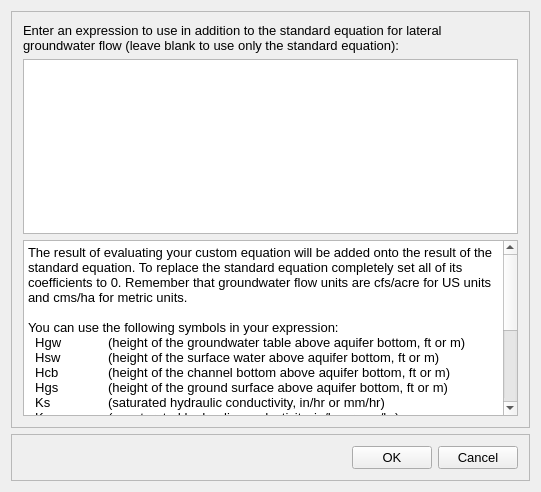
First picture: the form in src/ui/SWMM/frmGroundwaterEquationDesigner.ui, repository USEPA/SWMM-EPANET_User_Interface, before the edit.
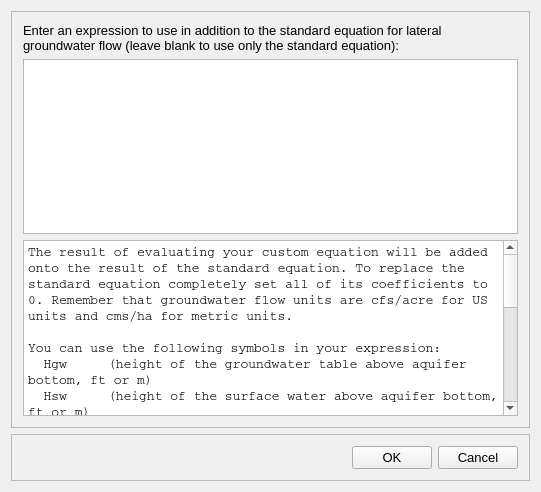
Second picture: the form after the edit.

Commit message: connecting SWMM groundwater editor

Patch:
```diff
--- a/src/ui/SWMM/frmGroundwaterEquationDesigner.ui
+++ b/src/ui/SWMM/frmGroundwaterEquationDesigner.ui
@@ -44,6 +44,11 @@
        </item>
        <item>
         <widget class="QTextEdit" name="textEdit">
+         <property name="font">
+          <font>
+           <family>Courier</family>
+          </font>
+         </property>
          <property name="readOnly">
           <bool>true</bool>
          </property>
@@ -51,25 +56,25 @@
           <string>&lt;!DOCTYPE HTML PUBLIC &quot;-//W3C//DTD HTML 4.0//EN&quot; &quot;http://www.w3.org/TR/REC-html40/strict.dtd&quot;&gt;
 &lt;html&gt;&lt;head&gt;&lt;meta name=&quot;qrichtext&quot; content=&quot;1&quot; /&gt;&lt;style type=&quot;text/css&quot;&gt;
 p, li { white-space: pre-wrap; }
-&lt;/style&gt;&lt;/head&gt;&lt;body style=&quot; font-family:'MS Shell Dlg 2'; font-size:10pt; font-weight:400; font-style:normal;&quot;&gt;
-&lt;p style=&quot; margin-top:0px; margin-bottom:0px; margin-left:0px; margin-right:0px; -qt-block-indent:0; text-indent:0px;&quot;&gt;The result of evaluating your custom equation will be added onto the result of the standard equation. To replace the standard equation completely set all of its coefficients to 0. Remember that groundwater flow units are cfs/acre for US units and cms/ha for metric units.&lt;/p&gt;
-&lt;p style=&quot;-qt-paragraph-type:empty; margin-top:0px; margin-bottom:0px; margin-left:0px; margin-right:0px; -qt-block-indent:0; text-indent:0px;&quot;&gt;&lt;br /&gt;&lt;/p&gt;
-&lt;p style=&quot; margin-top:0px; margin-bottom:0px; margin-left:0px; margin-right:0px; -qt-block-indent:0; text-indent:0px;&quot;&gt;You can use the following symbols in your expression:&lt;/p&gt;
-&lt;p style=&quot; margin-top:0px; margin-bottom:0px; margin-left:0px; margin-right:0px; -qt-block-indent:0; text-indent:0px;&quot;&gt;  Hgw	(height of the groundwater table above aquifer bottom, ft or m)&lt;/p&gt;
-&lt;p style=&quot; margin-top:0px; margin-bottom:0px; margin-left:0px; margin-right:0px; -qt-block-indent:0; text-indent:0px;&quot;&gt;  Hsw	(height of the surface water above aquifer bottom, ft or m)&lt;/p&gt;
-&lt;p style=&quot; margin-top:0px; margin-bottom:0px; margin-left:0px; margin-right:0px; -qt-block-indent:0; text-indent:0px;&quot;&gt;  Hcb	(height of the channel bottom above aquifer bottom, ft or m)&lt;/p&gt;
-&lt;p style=&quot; margin-top:0px; margin-bottom:0px; margin-left:0px; margin-right:0px; -qt-block-indent:0; text-indent:0px;&quot;&gt;  Hgs	(height of the ground surface above aquifer bottom, ft or m)&lt;/p&gt;
-&lt;p style=&quot; margin-top:0px; margin-bottom:0px; margin-left:0px; margin-right:0px; -qt-block-indent:0; text-indent:0px;&quot;&gt;  Ks	(saturated hydraulic conductivity, in/hr or mm/hr)&lt;/p&gt;
-&lt;p style=&quot; margin-top:0px; margin-bottom:0px; margin-left:0px; margin-right:0px; -qt-block-indent:0; text-indent:0px;&quot;&gt;  K	(unsaturated hydraulic conductivity, in/hr or mm/hr)&lt;/p&gt;
-&lt;p style=&quot; margin-top:0px; margin-bottom:0px; margin-left:0px; margin-right:0px; -qt-block-indent:0; text-indent:0px;&quot;&gt;  Theta	(moisture content of unsaturated upper zone, fraction)&lt;/p&gt;
-&lt;p style=&quot; margin-top:0px; margin-bottom:0px; margin-left:0px; margin-right:0px; -qt-block-indent:0; text-indent:0px;&quot;&gt;  Phi	(soil porosity, fraction)&lt;/p&gt;
-&lt;p style=&quot; margin-top:0px; margin-bottom:0px; margin-left:0px; margin-right:0px; -qt-block-indent:0; text-indent:0px;&quot;&gt;  Fi	(surface infiltration rate, in/hr or mm/hr)&lt;/p&gt;
-&lt;p style=&quot; margin-top:0px; margin-bottom:0px; margin-left:0px; margin-right:0px; -qt-block-indent:0; text-indent:0px;&quot;&gt;  Fu	(upper soil zone percolation rate, in/hr or mm/hr)&lt;/p&gt;
-&lt;p style=&quot; margin-top:0px; margin-bottom:0px; margin-left:0px; margin-right:0px; -qt-block-indent:0; text-indent:0px;&quot;&gt;  A	(subcatchment area, ac or ha)&lt;/p&gt;
-&lt;p style=&quot;-qt-paragraph-type:empty; margin-top:0px; margin-bottom:0px; margin-left:0px; margin-right:0px; -qt-block-indent:0; text-indent:0px;&quot;&gt;&lt;br /&gt;&lt;/p&gt;
-&lt;p style=&quot; margin-top:0px; margin-bottom:0px; margin-left:0px; margin-right:0px; -qt-block-indent:0; text-indent:0px;&quot;&gt;Use the STEP function to have flow only when the groundwater level is above a certain threshold. For example, the expression:&lt;/p&gt;
-&lt;p style=&quot; margin-top:0px; margin-bottom:0px; margin-left:0px; margin-right:0px; -qt-block-indent:0; text-indent:0px;&quot;&gt;    0.001 * (Hgw - 5) * STEP(Hgw - 5)&lt;/p&gt;
-&lt;p style=&quot; margin-top:0px; margin-bottom:0px; margin-left:0px; margin-right:0px; -qt-block-indent:0; text-indent:0px;&quot;&gt;would generate flow only when Hgw was above 5.&lt;/p&gt;&lt;/body&gt;&lt;/html&gt;</string>
+&lt;/style&gt;&lt;/head&gt;&lt;body style=&quot; font-family:'Courier'; font-size:10pt; font-weight:400; font-style:normal;&quot;&gt;
+&lt;p style=&quot; margin-top:0px; margin-bottom:0px; margin-left:0px; margin-right:0px; -qt-block-indent:0; text-indent:0px;&quot;&gt;&lt;span style=&quot; font-family:'MS Shell Dlg 2';&quot;&gt;The result of evaluating your custom equation will be added onto the result of the standard equation. To replace the standard equation completely set all of its coefficients to 0. Remember that groundwater flow units are cfs/acre for US units and cms/ha for metric units.&lt;/span&gt;&lt;/p&gt;
+&lt;p style=&quot;-qt-paragraph-type:empty; margin-top:0px; margin-bottom:0px; margin-left:0px; margin-right:0px; -qt-block-indent:0; text-indent:0px; font-family:'MS Shell Dlg 2';&quot;&gt;&lt;br /&gt;&lt;/p&gt;
+&lt;p style=&quot; margin-top:0px; margin-bottom:0px; margin-left:0px; margin-right:0px; -qt-block-indent:0; text-indent:0px;&quot;&gt;&lt;span style=&quot; font-family:'MS Shell Dlg 2';&quot;&gt;You can use the following symbols in your expression:&lt;/span&gt;&lt;/p&gt;
+&lt;p style=&quot; margin-top:0px; margin-bottom:0px; margin-left:0px; margin-right:0px; -qt-block-indent:0; text-indent:0px;&quot;&gt;&lt;span style=&quot; font-family:'MS Shell Dlg 2';&quot;&gt;  Hgw	(height of the groundwater table above aquifer bottom, ft or m)&lt;/span&gt;&lt;/p&gt;
+&lt;p style=&quot; margin-top:0px; margin-bottom:0px; margin-left:0px; margin-right:0px; -qt-block-indent:0; text-indent:0px;&quot;&gt;&lt;span style=&quot; font-family:'MS Shell Dlg 2';&quot;&gt;  Hsw	(height of the surface water above aquifer bottom, ft or m)&lt;/span&gt;&lt;/p&gt;
+&lt;p style=&quot; margin-top:0px; margin-bottom:0px; margin-left:0px; margin-right:0px; -qt-block-indent:0; text-indent:0px;&quot;&gt;&lt;span style=&quot; font-family:'MS Shell Dlg 2';&quot;&gt;  Hcb	(height of the channel bottom above aquifer bottom, ft or m)&lt;/span&gt;&lt;/p&gt;
+&lt;p style=&quot; margin-top:0px; margin-bottom:0px; margin-left:0px; margin-right:0px; -qt-block-indent:0; text-indent:0px;&quot;&gt;&lt;span style=&quot; font-family:'MS Shell Dlg 2';&quot;&gt;  Hgs	(height of the ground surface above aquifer bottom, ft or m)&lt;/span&gt;&lt;/p&gt;
+&lt;p style=&quot; margin-top:0px; margin-bottom:0px; margin-left:0px; margin-right:0px; -qt-block-indent:0; text-indent:0px;&quot;&gt;&lt;span style=&quot; font-family:'MS Shell Dlg 2';&quot;&gt;  Ks	(saturated hydraulic conductivity, in/hr or mm/hr)&lt;/span&gt;&lt;/p&gt;
+&lt;p style=&quot; margin-top:0px; margin-bottom:0px; margin-left:0px; margin-right:0px; -qt-block-indent:0; text-indent:0px;&quot;&gt;&lt;span style=&quot; font-family:'MS Shell Dlg 2';&quot;&gt;  K	(unsaturated hydraulic conductivity, in/hr or mm/hr)&lt;/span&gt;&lt;/p&gt;
+&lt;p style=&quot; margin-top:0px; margin-bottom:0px; margin-left:0px; margin-right:0px; -qt-block-indent:0; text-indent:0px;&quot;&gt;&lt;span style=&quot; font-family:'MS Shell Dlg 2';&quot;&gt;  Theta	(moisture content of unsaturated upper zone, fraction)&lt;/span&gt;&lt;/p&gt;
+&lt;p style=&quot; margin-top:0px; margin-bottom:0px; margin-left:0px; margin-right:0px; -qt-block-indent:0; text-indent:0px;&quot;&gt;&lt;span style=&quot; font-family:'MS Shell Dlg 2';&quot;&gt;  Phi	(soil porosity, fraction)&lt;/span&gt;&lt;/p&gt;
+&lt;p style=&quot; margin-top:0px; margin-bottom:0px; margin-left:0px; margin-right:0px; -qt-block-indent:0; text-indent:0px;&quot;&gt;&lt;span style=&quot; font-family:'MS Shell Dlg 2';&quot;&gt;  Fi	(surface infiltration rate, in/hr or mm/hr)&lt;/span&gt;&lt;/p&gt;
+&lt;p style=&quot; margin-top:0px; margin-bottom:0px; margin-left:0px; margin-right:0px; -qt-block-indent:0; text-indent:0px;&quot;&gt;&lt;span style=&quot; font-family:'MS Shell Dlg 2';&quot;&gt;  Fu	(upper soil zone percolation rate, in/hr or mm/hr)&lt;/span&gt;&lt;/p&gt;
+&lt;p style=&quot; margin-top:0px; margin-bottom:0px; margin-left:0px; margin-right:0px; -qt-block-indent:0; text-indent:0px;&quot;&gt;&lt;span style=&quot; font-family:'MS Shell Dlg 2';&quot;&gt;  A	(subcatchment area, ac or ha)&lt;/span&gt;&lt;/p&gt;
+&lt;p style=&quot;-qt-paragraph-type:empty; margin-top:0px; margin-bottom:0px; margin-left:0px; margin-right:0px; -qt-block-indent:0; text-indent:0px; font-family:'MS Shell Dlg 2';&quot;&gt;&lt;br /&gt;&lt;/p&gt;
+&lt;p style=&quot; margin-top:0px; margin-bottom:0px; margin-left:0px; margin-right:0px; -qt-block-indent:0; text-indent:0px;&quot;&gt;&lt;span style=&quot; font-family:'MS Shell Dlg 2';&quot;&gt;Use the STEP function to have flow only when the groundwater level is above a certain threshold. For example, the expression:&lt;/span&gt;&lt;/p&gt;
+&lt;p style=&quot; margin-top:0px; margin-bottom:0px; margin-left:0px; margin-right:0px; -qt-block-indent:0; text-indent:0px;&quot;&gt;&lt;span style=&quot; font-family:'MS Shell Dlg 2';&quot;&gt;    0.001 * (Hgw - 5) * STEP(Hgw - 5)&lt;/span&gt;&lt;/p&gt;
+&lt;p style=&quot; margin-top:0px; margin-bottom:0px; margin-left:0px; margin-right:0px; -qt-block-indent:0; text-indent:0px;&quot;&gt;&lt;span style=&quot; font-family:'MS Shell Dlg 2';&quot;&gt;would generate flow only when Hgw was above 5.&lt;/span&gt;&lt;/p&gt;&lt;/body&gt;&lt;/html&gt;</string>
          </property>
         </widget>
        </item>
```
The commit also changes 8 other files.
